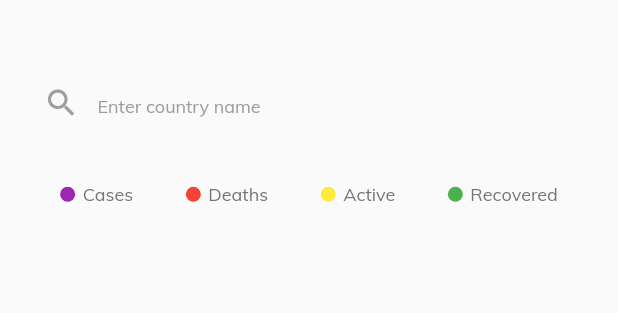
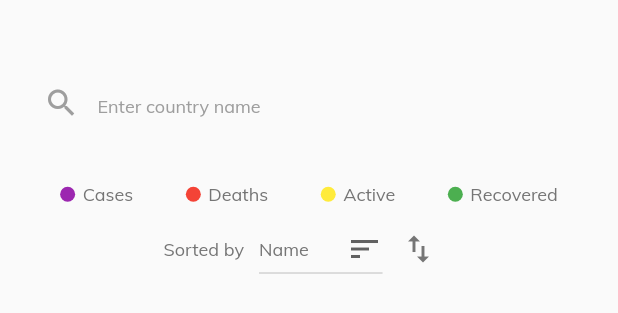
Before and after one commit to jaroeira/covid19_info, a Flutter app: the CountryListScreen widget shown alone on an empty page, opened directly with empty values, on a phone screen of 412 x 824 dp. Shown: the top 313 px of the screen. Run offline on Flutter 3.47's test engine with Material 2 defaults, Android fonts, the phone set to English and light mode, and no system bars; our stand-ins replace charts_flutter, font_awesome_flutter, geolocator, get_it; network calls fail.

```diff
--- a/lib/core/models/country_info.dart
+++ b/lib/core/models/country_info.dart
@@ -26,9 +26,15 @@ class CountryInfo {
       this.totalRecovered = '0',
       this.recordDateString = '2019-12-20 00:00:00.000'});
 
+  //Convenient type conversions
   DateTime get recordDate =>
       DateTime.tryParse(recordDateString) ?? DateTime.now();
-  int get cases => int.tryParse(numberOfCases.replaceAll(',', ''));
+  int get casesAsInt => int.tryParse(numberOfCases.replaceAll(',', '')) ?? 0;
+  int get deathsAsInt => int.tryParse(numberOfDeaths.replaceAll(',', '')) ?? 0;
+  int get totalRecoveredAsInt =>
+      int.tryParse(totalRecovered.replaceAll(',', '')) ?? 0;
+  int get activeCasesAsInt =>
+      int.tryParse(activeCases.replaceAll(',', '')) ?? 0;
 
   @override
   String toString() =>
@@ -38,10 +44,10 @@ class CountryInfo {
     return CountryInfo(
         name: json[ciNameJsonKey] as String,
         isoCode: mapCountryToIso[json[ciNameJsonKey]] ?? 'XX',
-        numberOfCases: json[ciNumberOfCasesJsonKey] as String,
-        numberOfDeaths: json[ciNumberOfDeathsJsonKey] as String,
-        totalRecovered: json[ciTotalRecoveredJsonKey] as String,
-        activeCases: json[ciActiveCasesJsonKey] as String,
+        numberOfCases: json[ciNumberOfCasesJsonKey] as String ?? '0',
+        numberOfDeaths: json[ciNumberOfDeathsJsonKey] as String ?? '0',
+        totalRecovered: json[ciTotalRecoveredJsonKey] as String ?? '0',
+        activeCases: json[ciActiveCasesJsonKey] as String ?? '0',
         recordDateString: json[ciRecordDateStringJsonKey] as String ?? '');
   }
 }
--- a/lib/core/models/world_info.dart
+++ b/lib/core/models/world_info.dart
@@ -15,11 +15,11 @@ class WorldInfo {
   final String totalRecovered;
   final String activeCases;
   final String seriousCritical;
-  final DateTime statisticTakenAt;
+  final DateTime recordDate;
 
   String get statisticDateAsString {
     final String strDate =
-        '${statisticTakenAt.day}.${statisticTakenAt.month}.${statisticTakenAt.year}';
+        '${recordDate.day}.${recordDate.month}.${recordDate.year}';
     return strDate;
   }
 
@@ -31,11 +31,11 @@ class WorldInfo {
       this.totalRecovered = '0',
       this.activeCases = '0',
       this.seriousCritical = '0',
-      this.statisticTakenAt});
+      this.recordDate});
 
   @override
   String toString() =>
-      '{ totalCases: $totalCases, newCases: $newCases, totalDeaths: $totalDeaths, totalRecovered: $totalRecovered, statisticTakenAt: $statisticTakenAt }';
+      '{ totalCases: $totalCases, newCases: $newCases, totalDeaths: $totalDeaths, totalRecovered: $totalRecovered, statisticTakenAt: $recordDate }';
 
   factory WorldInfo.fromJson(Map<String, dynamic> json) {
     return WorldInfo(
@@ -46,7 +46,7 @@ class WorldInfo {
       totalRecovered: json[wiTotalRecoveredJsonKey] as String,
       activeCases: json[wiActiveCasesJsonKey] as String,
       seriousCritical: json[wiSeriousCriticalJsonKey] as String,
-      statisticTakenAt: DateTime.tryParse(json[wiStatisticTakenAtJsonKey]),
+      recordDate: DateTime.tryParse(json[wiStatisticTakenAtJsonKey]),
     );
   }
 }
--- a/lib/ui/screens/country_list_screen.dart
+++ b/lib/ui/screens/country_list_screen.dart
@@ -16,6 +16,8 @@ class CountryListScreen extends StatefulWidget {
 
 class _CountryListScreenState extends State<CountryListScreen> {
   TextEditingController _textEditingController = TextEditingController();
+
+  CountryInfoListSortType sortedByValue = CountryInfoListSortType.Name;
 
   @override
   Widget build(BuildContext context) {
@@ -66,6 +68,8 @@ class _CountryListScreenState extends State<CountryListScreen> {
           ),
           kDefaultVerticalSpacer,
           DescriptionLabelRow(),
+          kDefaultVerticalSpacer,
+          _buildSortComponent(),
           Expanded(
             child: VerticalListView(
               itemsList: widget.model.countryInfoList,
@@ -75,4 +79,75 @@ class _CountryListScreenState extends State<CountryListScreen> {
       ),
     );
   }
+
+  Widget _buildSortComponent() {
+    return Container(
+      width: double.infinity,
+      margin: EdgeInsets.symmetric(horizontal: 10),
+      child: Row(
+        mainAxisAlignment: MainAxisAlignment.center,
+        children: <Widget>[
+          Text(
+            'Sorted by',
+            style: kLabelTextStyle,
+          ),
+          SizedBox(
+            width: 10,
+          ),
+          DropdownButton(
+              value: sortedByValue,
+              icon: Icon(Icons.sort),
+              items: <DropdownMenuItem>[
+                DropdownMenuItem(
+                  child: Text(
+                    'Name',
+                    style: kLabelTextStyle,
+                  ),
+                  value: CountryInfoListSortType.Name,
+                ),
+                DropdownMenuItem(
+                  child: Text(
+                    'Cases',
+                    style: kLabelTextStyle,
+                  ),
+                  value: CountryInfoListSortType.Cases,
+                ),
+                DropdownMenuItem(
+                  child: Text(
+                    'Deaths',
+                    style: kLabelTextStyle,
+                  ),
+                  value: CountryInfoListSortType.Deaths,
+                ),
+                DropdownMenuItem(
+                  child: Text(
+                    'Active',
+                    style: kLabelTextStyle,
+                  ),
+                  value: CountryInfoListSortType.Active,
+                ),
+                DropdownMenuItem(
+                  child: Text(
+                    'Recovered',
+                    style: kLabelTextStyle,
+                  ),
+                  value: CountryInfoListSortType.Recovered,
+                ),
+              ],
+              onChanged: (sortType) {
+                sortedByValue = sortType;
+                widget.model.sortCountryList(sortType);
+              }),
+          IconButton(
+              icon: Icon(
+                Icons.swap_vert,
+                color: kSecondaryTextColor,
+              ),
+              onPressed: () {
+                widget.model.toggleSortOder();
+              }),
+        ],
+      ),
+    );
+  }
 }
--- a/lib/ui/widgets/widgets.dart
+++ b/lib/ui/widgets/widgets.dart
@@ -143,7 +143,7 @@ class HorizontalCard extends StatelessWidget {
                     ),
                     SizedBox(height: 8.0),
                     DotLabel(
-                      labelText: item.numberOfCases,
+                      labelText: item.numberOfCases.toString(),
                       dotColor: Colors.purple,
                     ),
                     SizedBox(height: 8.0),
@@ -262,7 +262,7 @@ class VerticalCard extends StatelessWidget {
                             crossAxisAlignment: CrossAxisAlignment.start,
                             children: <Widget>[
                               DotLabel(
-                                labelText: item.numberOfCases,
+                                labelText: item.numberOfCases.toString(),
                                 dotColor: Colors.purple,
                               ),
                               SizedBox(
--- a/pubspec.yaml
+++ b/pubspec.yaml
@@ -29,6 +29,7 @@ dependencies:
   geolocator: ^5.3.1
   font_awesome_flutter: ^8.8.1
   charts_flutter: ^0.9.0
+  intl: ^0.16.1
 
 dev_dependencies:
   flutter_test:
```
Also changed, not shown: lib/core/viewmodels/world_cases_list_view_model.dart (+60 -5 lines), pubspec.lock, 1 other file.
